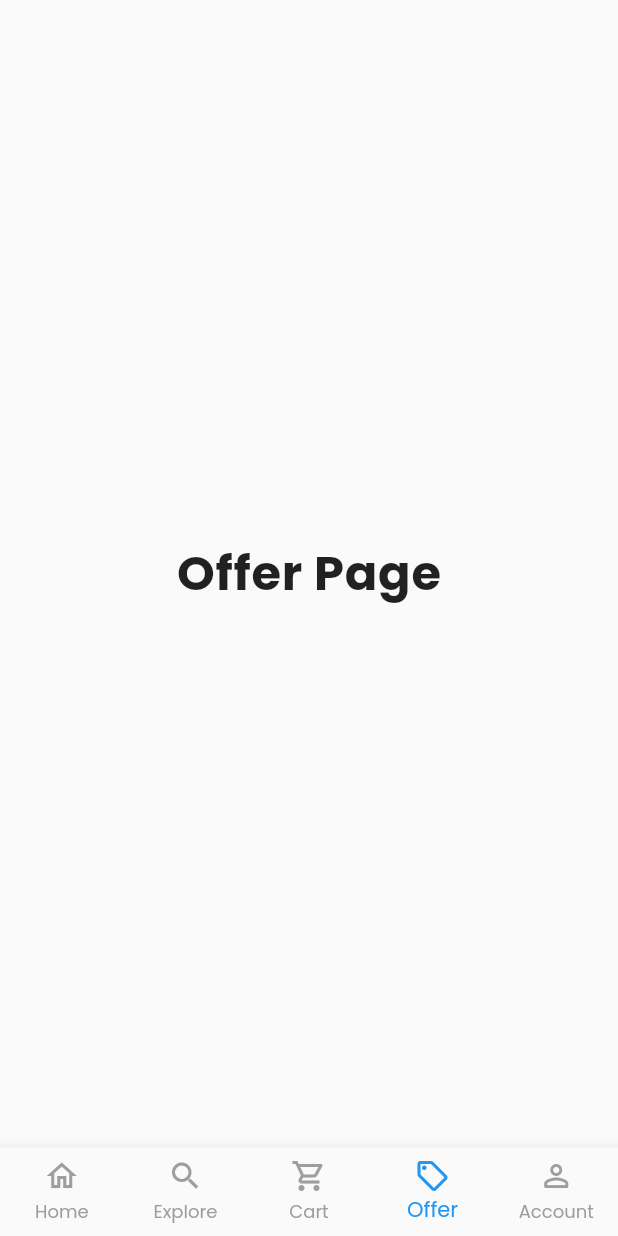
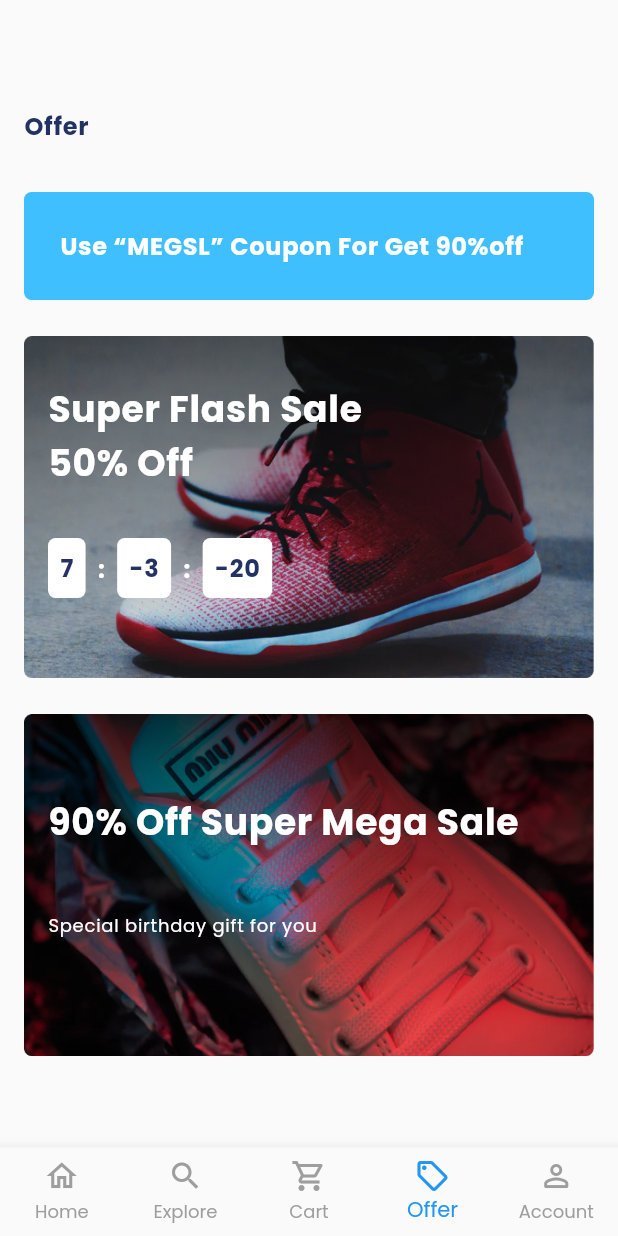
Before and after one commit to Root-J/flutter-eccomerce-template, a Flutter app: the screen it shows after launch, item 4 of the bottom bar chosen, on a phone screen of 412 x 824 dp. Run offline on Flutter 3.47's test engine with Material 2 defaults, Android fonts, the phone set to English and light mode, and no system bars; our stand-ins replace flutter_image_slideshow, google_fonts.

Commit message:
offer page

```diff
--- a/lib/view/fragments/offer_page.dart
+++ b/lib/view/fragments/offer_page.dart
@@ -1,14 +1,37 @@
+import 'package:ecommerce_flutter/view/shared_widgets/header_padding.dart';
+import 'package:ecommerce_flutter/view/shared_widgets/items/sales_ad.dart';
 import 'package:flutter/material.dart';
 
-import '../../constants/const_text_styles.dart';
+import '../shared_widgets/bars/coupon_bar.dart';
+import '../shared_widgets/text_header.dart';
 
 class OfferPage extends StatelessWidget {
   const OfferPage({Key? key}) : super(key: key);
 
   @override
   Widget build(BuildContext context) {
-    return Center(
-      child: Text('Offer Page', style: const AppTextStyles().headingH1),
+    // Size size = MediaQuery.of(context).size;
+    return SingleChildScrollView(
+      child: Column(
+        crossAxisAlignment: CrossAxisAlignment.start,
+        children: const <Widget>[
+          HeaderPadding(widget: TextHeader(text: 'Offer')),
+          CouponBar(message: 'Use “MEGSL” Coupon For Get 90%off'),
+          SizedBox(height: 24),
+          SaleAd(
+            bgImagePath: 'assets/images/Promotion Image/image 50.png',
+            widget: SaleAdClock(
+                seconds: 25000, saleName: 'Super Flash Sale', discount: 50),
+          ),
+          SizedBox(height: 24),
+          SaleAd(
+              bgImagePath: 'assets/images/Promotion Image/image 51.png',
+              widget: RecommendationTexts(
+                  title: '90% Off Super Mega Sale',
+                  subtitle: 'Special birthday gift for you')),
+          SizedBox(height: 24),
+        ],
+      ),
     );
   }
 }
--- /dev/null
+++ b/lib/view/shared_widgets/bars/coupon_bar.dart
@@ -0,0 +1,33 @@
+import 'package:ecommerce_flutter/constants/const_colors.dart';
+import 'package:flutter/material.dart';
+
+import '../../../constants/const_text_styles.dart';
+
+class CouponBar extends StatelessWidget {
+  const CouponBar({
+    Key? key,
+    required this.message,
+    this.bgColor = AppColors.primaryBlue,
+    this.textColor = AppColors.backgroundWhite,
+  }) : super(key: key);
+  final String message;
+  final Color bgColor;
+  final Color textColor;
+
+  @override
+  Widget build(BuildContext context) {
+    Size size = MediaQuery.of(context).size;
+    return Container(
+      width: size.width,
+      decoration: BoxDecoration(
+        color: bgColor,
+        borderRadius: BorderRadius.circular(5),
+      ),
+      child: Padding(
+        padding: const EdgeInsets.all(24.0),
+        child: Text(message,
+            style: const AppTextStyles().headingH4.copyWith(color: textColor)),
+      ),
+    );
+  }
+}
--- /dev/null
+++ b/lib/view/shared_widgets/header_padding.dart
@@ -0,0 +1,17 @@
+import 'package:flutter/material.dart';
+
+class HeaderPadding extends StatelessWidget {
+  final Widget widget;
+  const HeaderPadding({Key? key, required this.widget}) : super(key: key);
+
+  @override
+  Widget build(BuildContext context) {
+    return Column(
+      children: [
+        const SizedBox(height: 48),
+        widget,
+        const SizedBox(height: 32),
+      ],
+    );
+  }
+}
--- a/lib/view/shared_widgets/items/sales_ad.dart
+++ b/lib/view/shared_widgets/items/sales_ad.dart
@@ -4,31 +4,119 @@ import '../../../constants/const_colors.dart';
 import '../../../constants/const_text_styles.dart';
 import 'numeric_clock.dart';
 
-class SaleAdClock extends StatelessWidget {
-  final String seconds;
-  final String hours;
-  final String minutes;
+class SaleAd extends StatelessWidget {
+  /// This Widget as responsible for Ad Banners in the App
+  /// ADs are types of flash sales and recommendations
+  /// Function roles:
+  /// this Widget takes the [bgImagePath] image path to put in the background of the Ad
+  /// and [widget] as this tree differentiate types of Ad Banners
+  /// You need to muse a Widget child to make it work
+  /// For now There's two types [SaleAdClock] and [RecommendationTexts]
+  /// The [SaleAdClock] takes Seconds and make a Count down timer
+  /// the [RecommendationTexts] use two Strings one as title and another as subtitle
+  /// Use the widget that suits the case you want
+  /// Design roles:
+  /// this Widget takes 1/4 of screen height and full width
+  ///
+
+  final String bgImagePath;
+  final Widget widget;
+  const SaleAd({Key? key, required this.bgImagePath, required this.widget})
+      : super(key: key);
+
+  @override
+  Widget build(BuildContext context) {
+    Size size = MediaQuery.of(context).size;
+    return Container(
+        decoration: BoxDecoration(borderRadius: BorderRadius.circular(5)),
+        child: Stack(children: [
+          Image.asset(
+            bgImagePath,
+            fit: BoxFit.fill,
+          ),
+          SizedBox(height: size.height / 4, child: widget)
+        ]));
+  }
+}
+
+class SaleAdClock extends StatefulWidget {
+  /// One of children of [SaleAd] Widget
+  /// This Widget is a Stateful Widget
+  /// takes three parameters
+  /// String [saleName] which represent the title of the sale in big font
+  /// int [discount] which the percent of Discount that the sale present
+  /// int [seconds] which used in count down as that sale has a count down clock
+  /// the Widget has two functions
+  /// 1.[timeTranslator] which translate the seconds in minutes and hours
+  /// 2.[countDownTimer] which SetState takes place here count down decrement take action
+  ///
+
+  final int seconds;
   final String saleName;
   final int discount;
 
   const SaleAdClock({
     Key? key,
     required this.seconds,
-    required this.hours,
-    required this.minutes,
     required this.saleName,
     required this.discount,
   }) : super(key: key);
 
   @override
+  State<SaleAdClock> createState() => _SaleAdClockState();
+}
+
+int hours = 0;
+int minutes = 0;
+int remainSeconds = 0;
+
+void timeTranslator(seconds) {
+  hours = seconds / (60 * 60) > 1 ? (seconds / (60 * 60)).round() : 0;
+  minutes = seconds / (60) > 1 ? (seconds / (60) - (60 * hours)).round() : 0;
+  remainSeconds = seconds - (hours * 60 * 60) - (minutes * 60);
+}
+
+class _SaleAdClockState extends State<SaleAdClock> {
+  void countDownTimer(seconds) async {
+    for (int x = seconds; x > 0; x--) {
+      await Future.delayed(const Duration(seconds: 1)).then((_) {
+        setState(() {
+          if (remainSeconds > 0) {
+            remainSeconds--;
+          } else if (remainSeconds == 0 && minutes > 0) {
+            minutes--;
+            remainSeconds = 60;
+            remainSeconds--;
+          } else if (remainSeconds == 0 && minutes == 0 && hours > 0) {
+            hours--;
+            minutes = 60;
+            minutes--;
+            remainSeconds = 60;
+            remainSeconds--;
+          }
+        });
+      });
+    }
+  }
+
+  @override
+  void initState() {
+    super.initState();
+    timeTranslator(widget.seconds);
+    countDownTimer(widget.seconds);
+  }
+
+  @override
   Widget build(BuildContext context) {
     return Padding(
       padding: const EdgeInsets.symmetric(horizontal: 16.0),
+      child: Expanded(
         child: Column(
           crossAxisAlignment: CrossAxisAlignment.start,
           mainAxisAlignment: MainAxisAlignment.spaceEvenly,
+          mainAxisSize: MainAxisSize.max,
           children: [
-          Text('$saleName $discount% Off',
+            Text('${widget.saleName} \n${widget.discount}% Off',
                 overflow: TextOverflow.ellipsis,
                 maxLines: 5,
                 softWrap: true,
@@ -36,49 +124,27 @@ class SaleAdClock extends StatelessWidget {
                     .headingH2
                     .copyWith(color: AppColors.backgroundWhite)),
             NumericClock(
-            hours: hours,
-            seconds: seconds,
-            minutes: minutes,
+              hours: hours.toString(),
+              seconds: remainSeconds.toString(),
+              minutes: minutes.toString(),
             )
           ],
         ),
+      ),
     );
-  }
-}
-
-class SaleAd extends StatelessWidget {
-  final String bgImagePath;
-  final Widget widget;
-  const SaleAd({Key? key, required this.bgImagePath, required this.widget})
-      : super(key: key);
-
-  @override
-  Widget build(BuildContext context) {
-    return Container(
-        decoration: BoxDecoration(borderRadius: BorderRadius.circular(5)),
-        child: Stack(children: [
-          Image.asset(
-            bgImagePath,
-            fit: BoxFit.fill,
-          ),
-          widget
-        ]));
   }
 }
 
 class RecommendationTexts extends StatelessWidget {
   final String title;
   final String subtitle;
-  final Size size;
   const RecommendationTexts(
-      {Key? key,
-      required this.title,
-      required this.subtitle,
-      required this.size})
+      {Key? key, required this.title, required this.subtitle})
       : super(key: key);
 
   @override
   Widget build(BuildContext context) {
+    Size size = MediaQuery.of(context).size;
     return Padding(
       padding: const EdgeInsets.all(16.0),
       child: SizedBox(
--- /dev/null
+++ b/lib/view/shared_widgets/text_header.dart
@@ -0,0 +1,23 @@
+import 'package:flutter/material.dart';
+
+import '../../constants/const_colors.dart';
+import '../../constants/const_text_styles.dart';
+
+class TextHeader extends StatelessWidget {
+  const TextHeader({
+    Key? key,
+    required this.text,
+    this.color = AppColors.neutralDark,
+  }) : super(key: key);
+
+  final String text;
+  final Color color;
+
+  @override
+  Widget build(BuildContext context) {
+    return Text(
+      text,
+      style: const AppTextStyles().headingH4.copyWith(color: color),
+    );
+  }
+}
```
Also changed, not shown: lib/view/fragments/home_page.dart (+2 -5 lines). Lines whose indentation alone changed are shown as unchanged.
